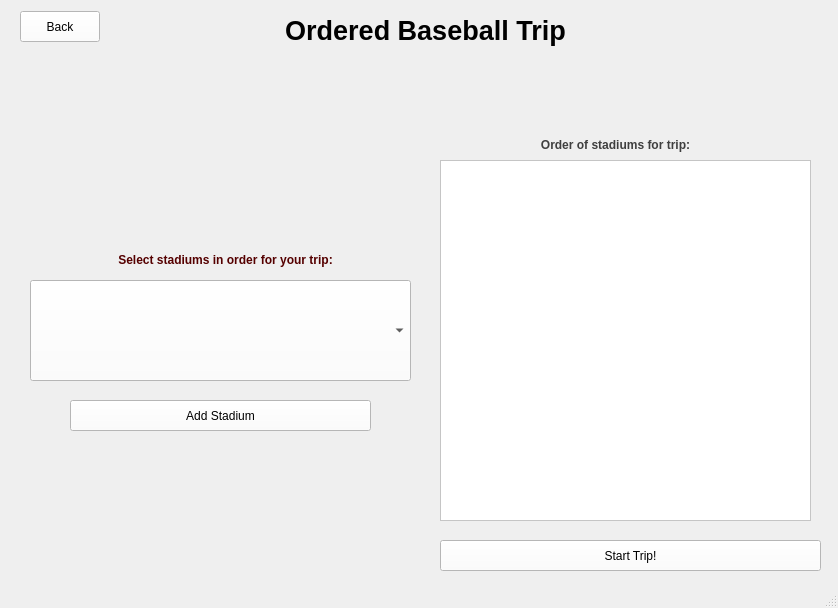
Ykhan799/CS-1D-Project-2-Baseball, file Baseball/orderedpath.ui: the form before one commit.
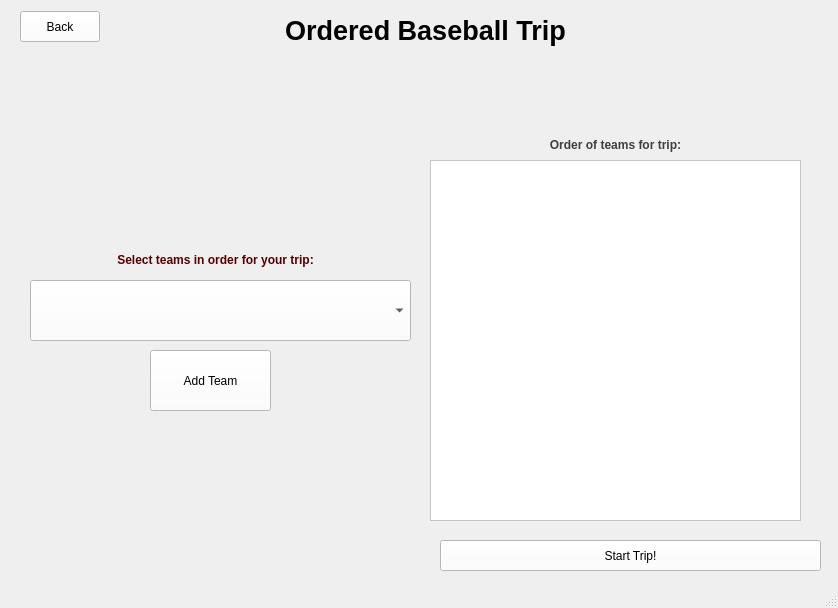
The form after the commit.

Patch:
```diff
--- a/Baseball/orderedpath.ui
+++ b/Baseball/orderedpath.ui
@@ -33,7 +33,7 @@
    <widget class="QScrollArea" name="scrollArea_displayTrip">
     <property name="geometry">
      <rect>
-      <x>440</x>
+      <x>430</x>
       <y>160</y>
       <width>371</width>
       <height>361</height>
@@ -66,20 +66,20 @@
      </rect>
     </property>
     <property name="text">
-     <string>&lt;html&gt;&lt;head/&gt;&lt;body&gt;&lt;p align=&quot;center&quot;&gt;&lt;span style=&quot; font-weight:600; color:#3f3f3f;&quot;&gt;Order of stadiums for trip:&lt;/span&gt;&lt;/p&gt;&lt;/body&gt;&lt;/html&gt;</string>
+     <string>&lt;html&gt;&lt;head/&gt;&lt;body&gt;&lt;p align=&quot;center&quot;&gt;&lt;span style=&quot; font-weight:600; color:#3f3f3f;&quot;&gt;Order of teams for trip:&lt;/span&gt;&lt;/p&gt;&lt;/body&gt;&lt;/html&gt;</string>
     </property>
    </widget>
    <widget class="QLabel" name="startStadiumHeader_5">
     <property name="geometry">
      <rect>
-      <x>40</x>
+      <x>30</x>
       <y>250</y>
       <width>371</width>
       <height>21</height>
      </rect>
     </property>
     <property name="text">
-     <string>&lt;html&gt;&lt;head/&gt;&lt;body&gt;&lt;p align=&quot;center&quot;&gt;&lt;span style=&quot; font-weight:600; color:#550000;&quot;&gt;Select stadiums in order for your trip:&lt;/span&gt;&lt;/p&gt;&lt;/body&gt;&lt;/html&gt;</string>
+     <string>&lt;html&gt;&lt;head/&gt;&lt;body&gt;&lt;p align=&quot;center&quot;&gt;&lt;span style=&quot; font-weight:600; color:#550000;&quot;&gt;Select teams in order for your trip:&lt;/span&gt;&lt;/p&gt;&lt;/body&gt;&lt;/html&gt;</string>
     </property>
    </widget>
    <widget class="QToolButton" name="startTrip_button">
@@ -127,7 +127,7 @@
       <x>30</x>
       <y>280</y>
       <width>381</width>
-      <height>101</height>
+      <height>61</height>
      </rect>
     </property>
     <property name="styleSheet">
@@ -137,17 +137,17 @@
    <widget class="QPushButton" name="planTrip_button_2">
     <property name="geometry">
      <rect>
-      <x>70</x>
-      <y>400</y>
-      <width>301</width>
-      <height>31</height>
+      <x>150</x>
+      <y>350</y>
+      <width>121</width>
+      <height>61</height>
      </rect>
     </property>
     <property name="styleSheet">
      <string notr="true">background-color: rgb(255, 255, 255)</string>
     </property>
     <property name="text">
-     <string>Add Stadium</string>
+     <string>Add Team</string>
     </property>
    </widget>
   </widget>
```
